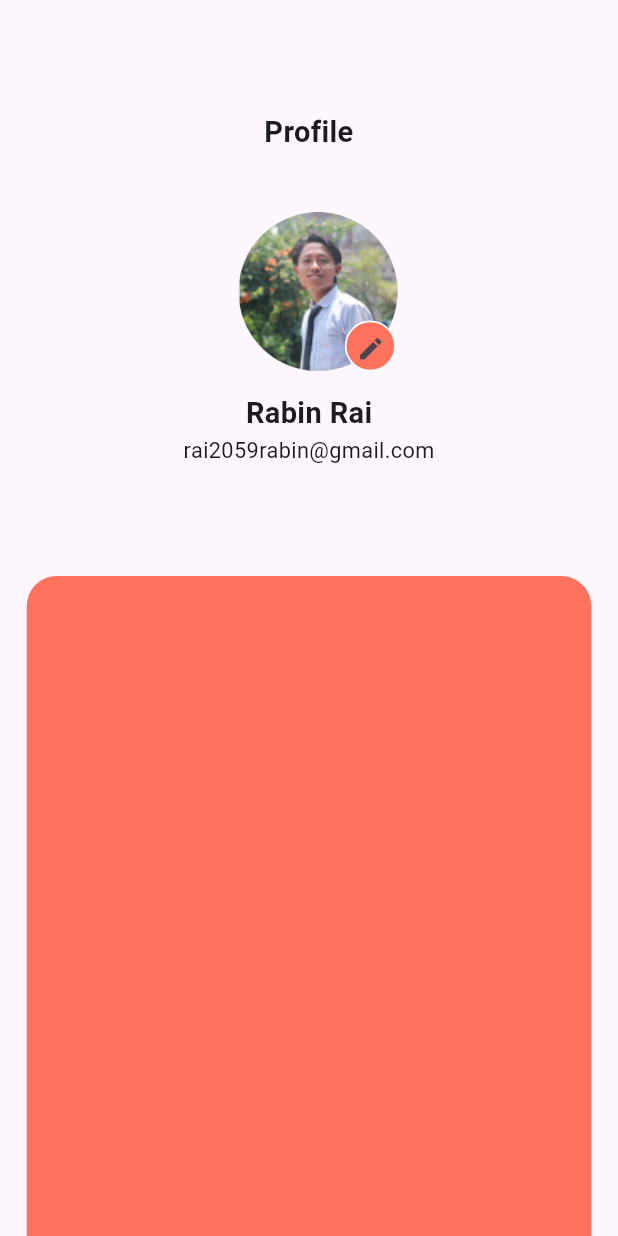
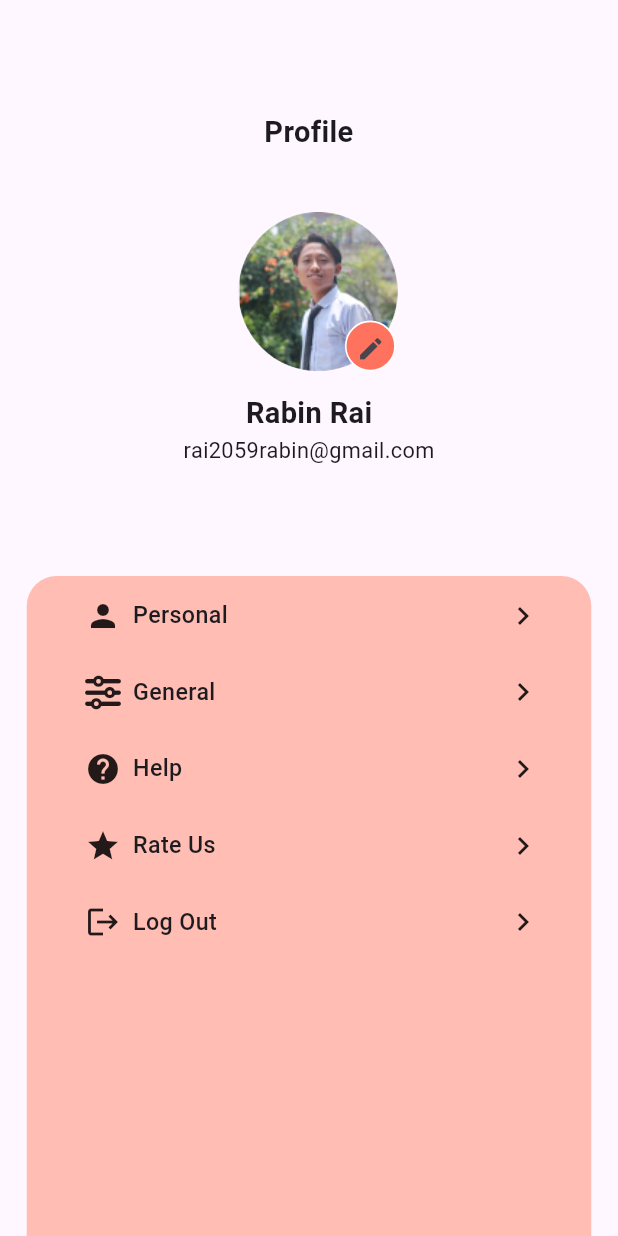
Before and after one commit to rabin2059/busDrive, a Flutter app: the ProfileScreen screen opened directly, on a phone screen of 412 x 824 dp. Run offline on Flutter 3.47's test engine with Material 3 defaults, Android fonts, the phone set to English and light mode, and no system bars; our stand-ins replace flutter_screenutil, font_awesome_flutter, geolocator, google_fonts, google_maps_flutter; Roboto replaces fonts that are missing (Mukta).

Commit message:
(added) Navigation options

```diff
--- a/busdrive/lib/Screens/profile_screen.dart
+++ b/busdrive/lib/Screens/profile_screen.dart
@@ -1,5 +1,6 @@
 import 'package:flutter/material.dart';
 import 'package:flutter_screenutil/flutter_screenutil.dart';
+import 'package:font_awesome_flutter/font_awesome_flutter.dart';
 import 'package:google_fonts/google_fonts.dart';
 
 class ProfileScreen extends StatefulWidget {
@@ -70,7 +71,7 @@ class _ProfileScreenState extends State<ProfileScreen> {
           ),
           Positioned(
               top: 271.h,
-              child: Container(
+              child: SizedBox(
                 height: 70.h,
                 width: MediaQuery.of(context).size.width,
                 child: Center(
@@ -98,16 +99,54 @@ class _ProfileScreenState extends State<ProfileScreen> {
                 height: 455.h,
                 width: 360.w,
                 decoration: const BoxDecoration(
-                color: Color(0xFFFF725E),
+                  color: Color(0xFFFFBDB3),
                   borderRadius: BorderRadius.only(
                     topLeft: Radius.circular(20),
                     topRight: Radius.circular(20),
                   ),
                 ),
+                child: Padding(
+                  padding: EdgeInsets.only(left: 37.w, right: 32.w, top: 15.h),
+                  child: Column(
+                    children: [
+                      Navi('Personal', Icons.person),
+                      SizedBox(height: 28.h,),
+                      Navi('General', FontAwesomeIcons.sliders),
+                      SizedBox(height: 28.h,),
+                      Navi('Help', Icons.help),
+                      SizedBox(height: 28.h,),
+                      Navi('Rate Us', Icons.star),
+                      SizedBox(height: 28.h,),
+                      Navi('Log Out', Icons.logout),
+                    ],
                   ),
+                )),
           ),
         ],
       ),
     );
   }
+
+  Row Navi(String text, IconData icon) {
+    return Row(
+      mainAxisAlignment: MainAxisAlignment.spaceBetween,
+      children: [
+        Row(
+          children: [
+            Icon(icon),
+            const SizedBox(
+                width: 8.0), // Adds some space between the icon and the text
+            Text(
+              text,
+              style: TextStyle(
+                fontSize: 16.sp,
+                fontWeight: FontWeight.w500,
+              ),
+            ),
+          ],
+        ),
+        const Icon(Icons.keyboard_arrow_right),
+      ],
+    );
   }
+}
--- a/busdrive/pubspec.yaml
+++ b/busdrive/pubspec.yaml
@@ -39,6 +39,7 @@ dependencies:
   http: ^1.2.2
   uuid: ^4.4.2
   permission_handler: ^11.3.1
+  font_awesome_flutter: ^10.7.0
 
   # The following adds the Cupertino Icons font to your application.
   # Use with the CupertinoIcons class for iOS style icons.
```
Also changed, not shown: busdrive/pubspec.lock. Lines whose indentation alone changed are shown as unchanged.
